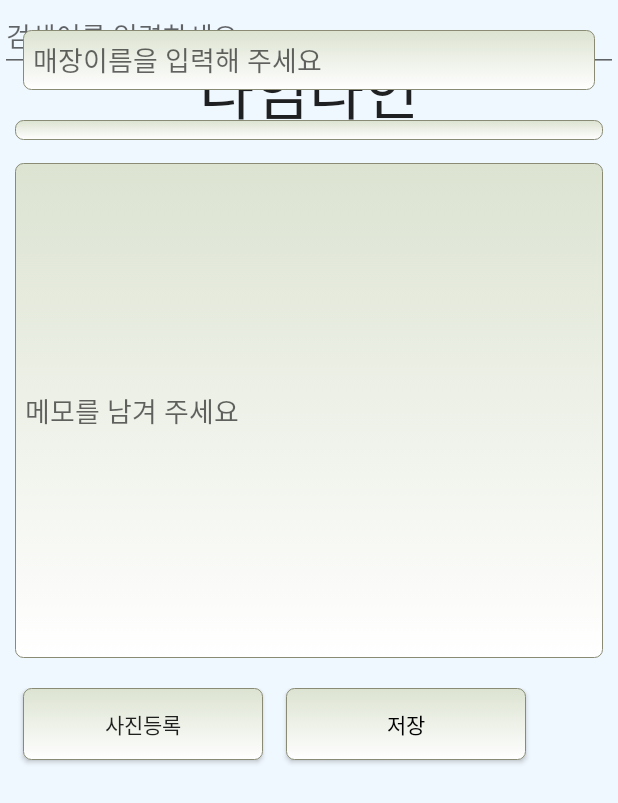
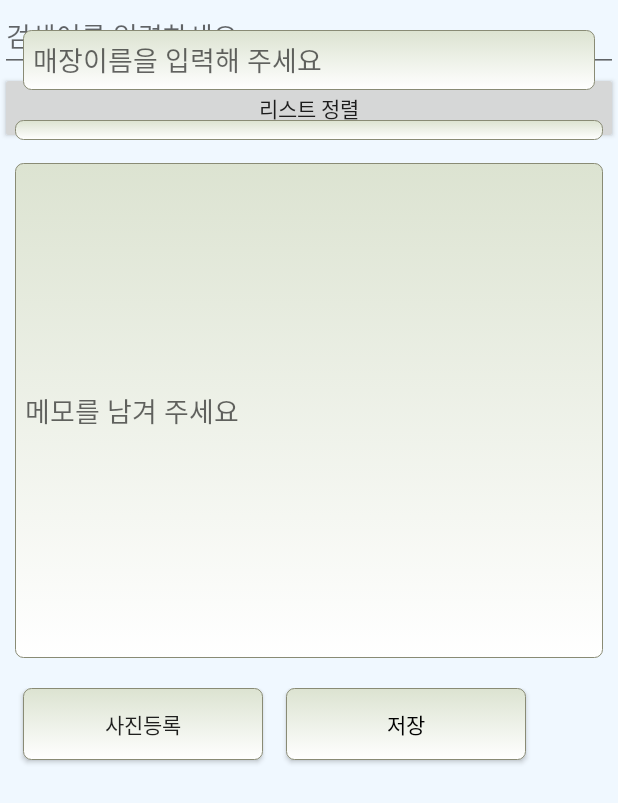
Before and after one commit to dksekfldks65/FoodyMap, an Android app: the screen it shows after launch (MapsActivity), on a phone screen of 412 x 824 dp. Shown: the top 803 px of the screen. Run offline under Robolectric (Android 15) with nearby library versions, the phone set to English and light mode, and no system bars.

Commit message:
<리스트정렬>버튼 구현, 버튼 클릭시 리스트 오름차순 정렬됨

```diff
--- a/FudiMap/app/src/main/java/fudi/fudimap/ListViewAdapter.java
+++ b/FudiMap/app/src/main/java/fudi/fudimap/ListViewAdapter.java
@@ -23,8 +23,12 @@ public class ListViewAdapter extends BaseAdapter implements Filterable {
     Filter listFilter;
 
     // ListViewAdapter의 생성자
-    public ListViewAdapter() {
-
+    public ListViewAdapter(ArrayList<ListItem> itemList) {
+        if (itemList == null) {
+            listViewItemList = new ArrayList<ListItem>();
+        } else {
+            listViewItemList = itemList;
+        }
     }
 
     // Adapter에 사용되는 데이터의 개수를 리턴. : 필수 구현
@@ -57,7 +61,6 @@ public class ListViewAdapter extends BaseAdapter implements Filterable {
         iconImageView.setImageDrawable(listViewItem.getIcon());
         titleTextView.setText(listViewItem.getTitle());
         descTextView.setText(listViewItem.getDesc());
-
 
         return convertView;
     }
--- a/FudiMap/app/src/main/java/fudi/fudimap/MapsActivity.java
+++ b/FudiMap/app/src/main/java/fudi/fudimap/MapsActivity.java
@@ -19,8 +19,10 @@ import android.os.Bundle;
 import android.os.IBinder;
 import android.provider.MediaStore;
 import android.provider.Settings;
+import android.support.annotation.NonNull;
 import android.support.v4.app.FragmentActivity;
 import android.support.v4.content.ContextCompat;
+import android.support.v7.app.AppCompatActivity;
 import android.text.Editable;
 import android.text.TextWatcher;
 import android.view.View;
@@ -44,7 +46,11 @@ import java.io.FileNotFoundException;
 import java.io.IOException;
 import java.text.DateFormat;
 import java.util.ArrayList;
+import java.util.Collection;
+import java.util.Collections;
+import java.util.Comparator;
 import java.util.Date;
+import java.util.List;
 
 public class MapsActivity extends FragmentActivity implements OnMapReadyCallback {
 
@@ -52,6 +58,7 @@ public class MapsActivity extends FragmentActivity implements OnMapReadyCallback
     Button picture_btn;
     ListView listview = null;
     ListViewAdapter adapter;
+    ArrayList<ListItem> itemList = new ArrayList<ListItem>();
     static DBManager dbManager;
     private final int REQ_CODE_GALLERY = 100;
     static byte[] food;
@@ -68,7 +75,6 @@ public class MapsActivity extends FragmentActivity implements OnMapReadyCallback
 
     public MapsActivity() {
     }
-
 
     @Override
     protected void onCreate(Bundle savedInstanceState) {
@@ -90,7 +96,7 @@ public class MapsActivity extends FragmentActivity implements OnMapReadyCallback
 
 
         // Adapter 생성, 리스트뷰 참조 및 Adapter달기
-        adapter = new ListViewAdapter() ;
+        adapter = new ListViewAdapter(itemList) ;
         listview = (ListView) findViewById(R.id.foodlist);
         listview.setAdapter(adapter);
 
@@ -235,7 +241,30 @@ public class MapsActivity extends FragmentActivity implements OnMapReadyCallback
             public void onTextChanged(CharSequence s, int start, int before, int count) {
             }
         });
+
+        Comparator<String> cmpAsc = new Comparator<String>() {
+            @Override
+            public int compare(String o1, String o2) {
+                return o1.compareTo(o2);
+            }
+        };
+
+        Button buttonTextAsc = (Button) findViewById(R.id.buttonTextAsc);
+        buttonTextAsc.setOnClickListener(new Button.OnClickListener() {
+            @Override
+            public void onClick(View v) {
+                Comparator<ListItem> textAsc = new Comparator<ListItem>() {
+                    @Override
+                    public int compare(ListItem item1, ListItem item2) {
+                        return item1.getTitle().compareTo(item2.getTitle());
+                    }
+                };
+                Collections.sort(itemList, textAsc);
+                adapter.notifyDataSetChanged();
+            }
+        });
     }
+
 
 
     //식당에 대한 정보 데이타 베이스에 저장해주는 함수
@@ -667,7 +696,7 @@ public class MapsActivity extends FragmentActivity implements OnMapReadyCallback
     @Override
     protected void onRestart(){
         super.onRestart();
-        adapter = new ListViewAdapter();
+        adapter = new ListViewAdapter(itemList);
         listview = (ListView) findViewById(R.id.foodlist);
         listview.setAdapter(adapter);
 
--- a/FudiMap/app/src/main/res/layout/activity_maps.xml
+++ b/FudiMap/app/src/main/res/layout/activity_maps.xml
@@ -96,6 +96,19 @@
                         android:layout_height="match_parent"
                         android:hint="검색어를 입력하세요" />
 
+                    <LinearLayout
+                        android:layout_width="match_parent"
+                        android:layout_height="wrap_content" >
+
+                        <Button
+                            android:layout_width="0dp"
+                            android:layout_height="wrap_content"
+                            android:layout_weight="1"
+                            android:id="@+id/buttonTextAsc"
+                            android:text="리스트 정렬" />
+
+                    </LinearLayout>
+
                     <ListView
                         android:id="@+id/foodlist"
                         android:textFilterEnabled="true"
@@ -104,6 +117,7 @@
                         android:layout_height="match_parent" />
 
                 </LinearLayout>
+
             </LinearLayout>
 
             <RelativeLayout
```
